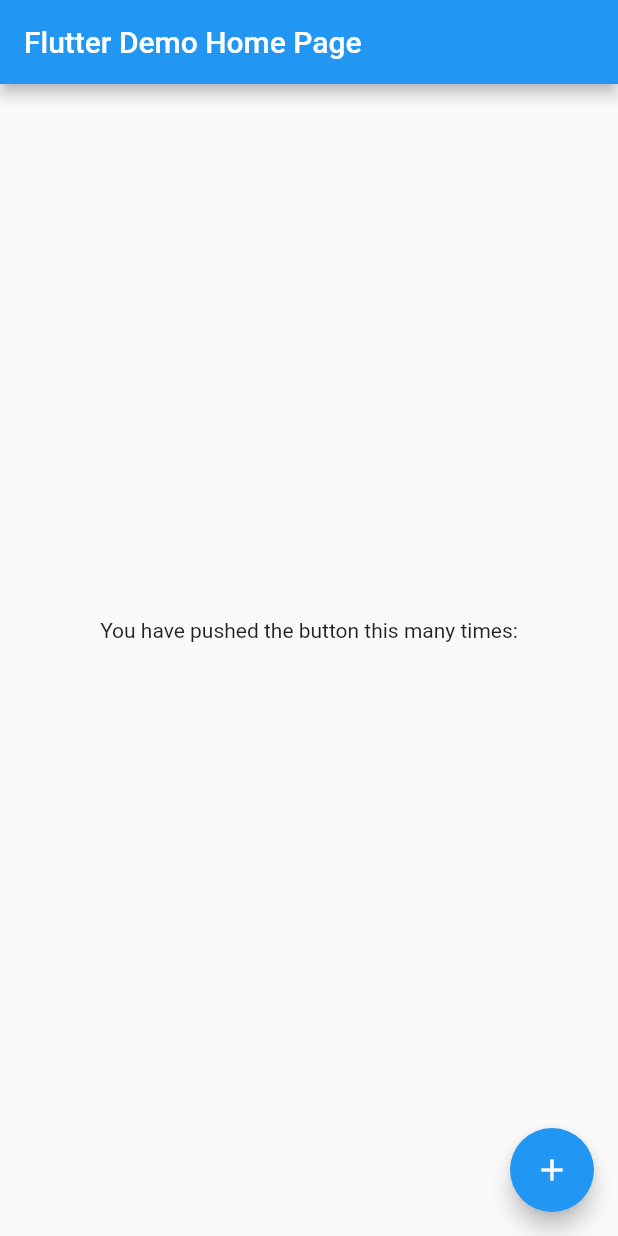
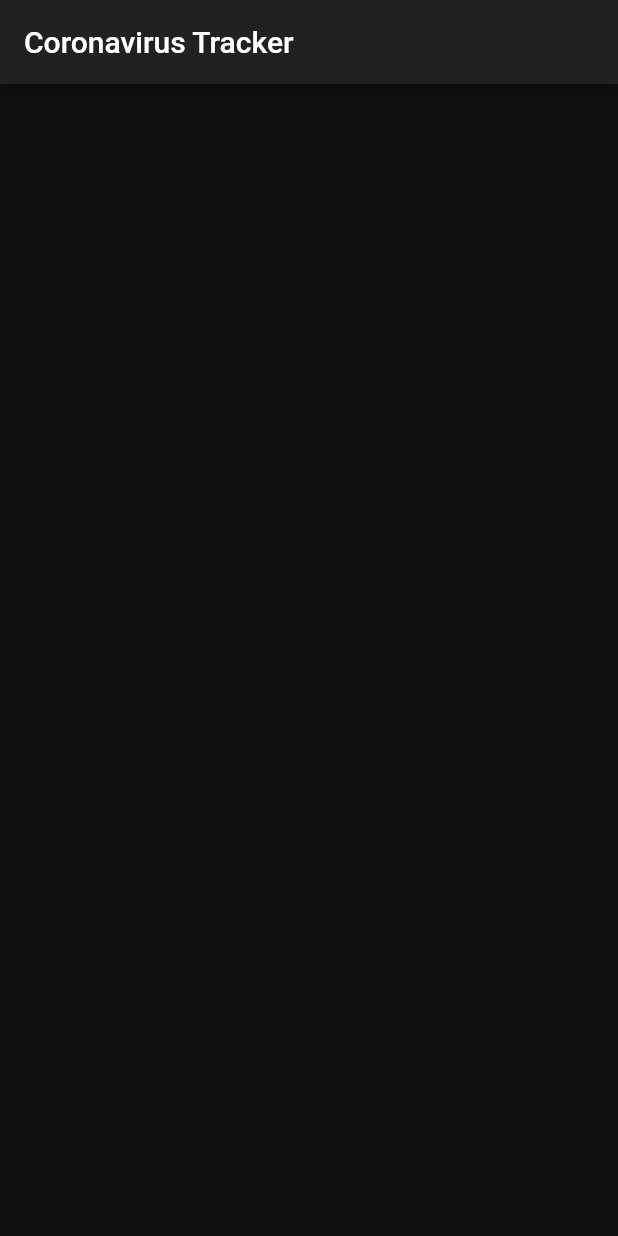
Before and after one commit to Sviut/flutter_corona, a Flutter app: the screen it shows after launch, on a phone screen of 412 x 824 dp. Run offline on Flutter 3.47's test engine with Material 2 defaults, Android fonts, the phone set to English and light mode, and no system bars.

Commit message:
add dachboard component

```diff
--- /dev/null
+++ b/lib/app/ui/dashboard.dart
@@ -0,0 +1,21 @@
+import 'package:flutter/cupertino.dart';
+import 'package:flutter/material.dart';
+
+class Dashboard extends StatefulWidget {
+  @override
+  _DashboardState createState() => _DashboardState();
+}
+
+class _DashboardState extends State<Dashboard> {
+  @override
+  Widget build(BuildContext context) {
+    return Scaffold(
+      appBar: AppBar(
+        title: Text('Coronavirus Tracker'),
+      ),
+      body: ListView(
+        children: <Widget>[],
+      ),
+    );
+  }
+}
--- a/lib/main.dart
+++ b/lib/main.dart
@@ -1,5 +1,6 @@
 import 'package:corona_flutter/app/repositories/data_repository.dart';
 import 'package:corona_flutter/app/services/api.dart';
+import 'package:corona_flutter/app/ui/dashboard.dart';
 import 'package:flutter/material.dart';
 import 'package:provider/provider.dart';
 
@@ -20,103 +21,12 @@ class MyApp extends StatelessWidget {
       child: MaterialApp(
         debugShowCheckedModeBanner: false,
         title: 'Coronavirus Tracker',
-        theme: ThemeData(
-          // This is the theme of your application.
-          //
-          // Try running your application with "flutter run". You'll see the
-          // application has a blue toolbar. Then, without quitting the app, try
-          // changing the primarySwatch below to Colors.green and then invoke
-          // "hot reload" (press "r" in the console where you ran "flutter run",
-          // or simply save your changes to "hot reload" in a Flutter IDE).
-          // Notice that the counter didn't reset back to zero; the application
-          // is not restarted.
-          primarySwatch: Colors.blue,
+        theme: ThemeData.dark().copyWith(
+          scaffoldBackgroundColor: Color(0xFF101010),
+          cardColor: Color(0xFF222222),
         ),
-        home: MyHomePage(title: 'Flutter Demo Home Page'),
+        home: Dashboard(),
       ),
     );
   }
 }
-
-class MyHomePage extends StatefulWidget {
-  MyHomePage({Key key, this.title}) : super(key: key);
-
-  // This widget is the home page of your application. It is stateful, meaning
-  // that it has a State object (defined below) that contains fields that affect
-  // how it looks.
-
-  // This class is the configuration for the state. It holds the values (in this
-  // case the title) provided by the parent (in this case the App widget) and
-  // used by the build method of the State. Fields in a Widget subclass are
-  // always marked "final".
-
-  final String title;
-
-  @override
-  _MyHomePageState createState() => _MyHomePageState();
-}
-
-class _MyHomePageState extends State<MyHomePage> {
-  String _accessToken = '';
-
-  void _updateAccessToken() async {
-    final apiService = APIService(API.sandbox());
-    final accessToken = await apiService.getAccessToken();
-
-    setState(() {
-      _accessToken = accessToken;
-    });
-  }
-
-  @override
-  Widget build(BuildContext context) {
-    // This method is rerun every time setState is called, for instance as done
-    // by the _incrementCounter method above.
-    //
-    // The Flutter framework has been optimized to make rerunning build methods
-    // fast, so that you can just rebuild anything that needs updating rather
-    // than having to individually change instances of widgets.
-    return Scaffold(
-      appBar: AppBar(
-        // Here we take the value from the MyHomePage object that was created by
-        // the App.build method, and use it to set our appbar title.
-        title: Text(widget.title),
-      ),
-      body: Center(
-        // Center is a layout widget. It takes a single child and positions it
-        // in the middle of the parent.
-        child: Column(
-          // Column is also a layout widget. It takes a list of children and
-          // arranges them vertically. By default, it sizes itself to fit its
-          // children horizontally, and tries to be as tall as its parent.
-          //
-          // Invoke "debug painting" (press "p" in the console, choose the
-          // "Toggle Debug Paint" action from the Flutter Inspector in Android
-          // Studio, or the "Toggle Debug Paint" command in Visual Studio Code)
-          // to see the wireframe for each widget.
-          //
-          // Column has various properties to control how it sizes itself and
-          // how it positions its children. Here we use mainAxisAlignment to
-          // center the children vertically; the main axis here is the vertical
-          // axis because Columns are vertical (the cross axis would be
-          // horizontal).
-          mainAxisAlignment: MainAxisAlignment.center,
-          children: <Widget>[
-            Text(
-              'You have pushed the button this many times:',
-            ),
-            Text(
-              '$_accessToken',
-              style: Theme.of(context).textTheme.headline4,
-            ),
-          ],
-        ),
-      ),
-      floatingActionButton: FloatingActionButton(
-        onPressed: _updateAccessToken,
-        tooltip: 'Increment',
-        child: Icon(Icons.add),
-      ), // This trailing comma makes auto-formatting nicer for build methods.
-    );
-  }
-}
```
